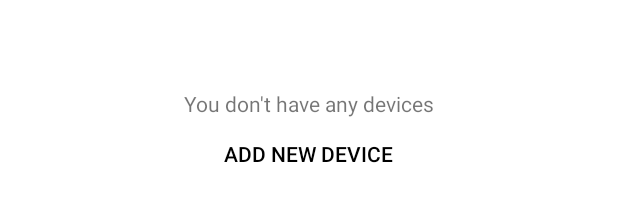
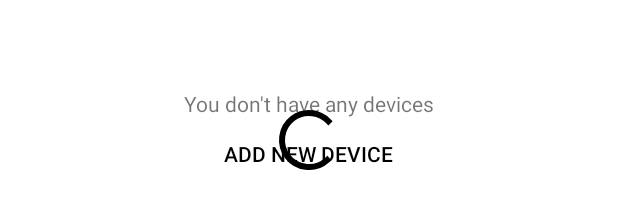
Before and after one commit to paulzin/SmartHouse, an Android app: the layout activity_main.xml on its own in the app's theme, with its tools: preview values and no code run, on a phone screen of 412 x 824 dp. Shown: the part 478-687 px from the top of the screen. Run offline under Robolectric (Android 15) with nearby library versions, the phone set to English and light mode, and no system bars.

Commit message:
RC1 rolled out

```diff
--- a/smarthouseandroid/src/main/java/com/paulzin/smarthouseandroid/fb/FbManager.kt
+++ b/smarthouseandroid/src/main/java/com/paulzin/smarthouseandroid/fb/FbManager.kt
@@ -5,7 +5,7 @@ import com.google.firebase.database.FirebaseDatabase
 
 object FbManager {
     val devicesRef = FirebaseDatabase.getInstance().getReference("devices")
-    val useresRef = FirebaseDatabase.getInstance().getReference("users")
+    val usersRef = FirebaseDatabase.getInstance().getReference("users")
     val userDevicesRef = FirebaseDatabase.getInstance().getReference("userDevices")
     val currentUser = FirebaseAuth.getInstance().currentUser
 }
--- a/smarthouseandroid/src/main/java/com/paulzin/smarthouseandroid/model/Device.kt
+++ b/smarthouseandroid/src/main/java/com/paulzin/smarthouseandroid/model/Device.kt
@@ -4,4 +4,4 @@ data class Device(var lastUserUid: String = "",
                   var deviceId: String = "",
                   val name: String = "Living Room Lamp 1",
                   val imageUrl: String = "https://goo.gl/eUdApD",
-                  val turnedOn: Boolean = false)
+                  var turnedOn: Boolean = false)
--- a/smarthouseandroid/src/main/res/layout/activity_main.xml
+++ b/smarthouseandroid/src/main/res/layout/activity_main.xml
@@ -21,12 +21,20 @@
         android:layout_height="match_parent"
         android:layout_below="@+id/toolbar" />
 
+    <ProgressBar
+        android:id="@+id/progressBar"
+        android:layout_width="wrap_content"
+        android:layout_height="wrap_content"
+        android:layout_centerInParent="true"/>
+
     <LinearLayout
         android:id="@+id/emptyListLayout"
         android:layout_width="wrap_content"
         android:layout_height="wrap_content"
         android:layout_centerInParent="true"
         android:orientation="vertical"
+        android:visibility="gone"
+        tools:visibility="visible"
         android:gravity="center">
 
         <TextView
--- a/smarthouseandroid/src/main/res/menu/main_menu.xml
+++ b/smarthouseandroid/src/main/res/menu/main_menu.xml
@@ -7,10 +7,6 @@
         android:id="@+id/add_new_device" />
 
     <item
-        android:title="@string/removeDevices"
-        android:id="@+id/remove_devices" />
-
-    <item
         android:title="@string/sign_out"
         android:id="@+id/sign_out" />
 </menu>
```
Also changed, not shown: smarthouseandroid/src/main/java/com/paulzin/smarthouseandroid/MainActivity.kt (+20 -14 lines).
